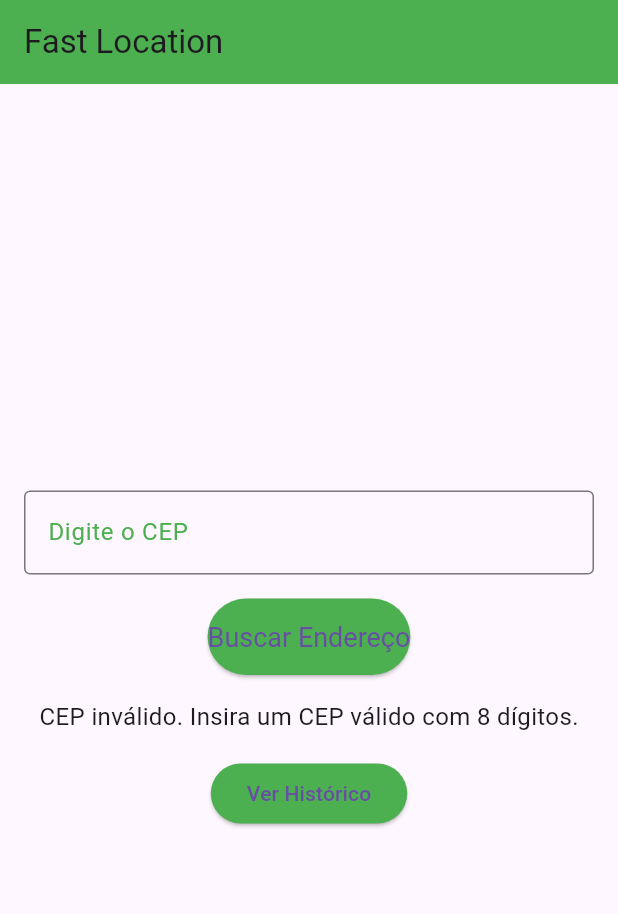
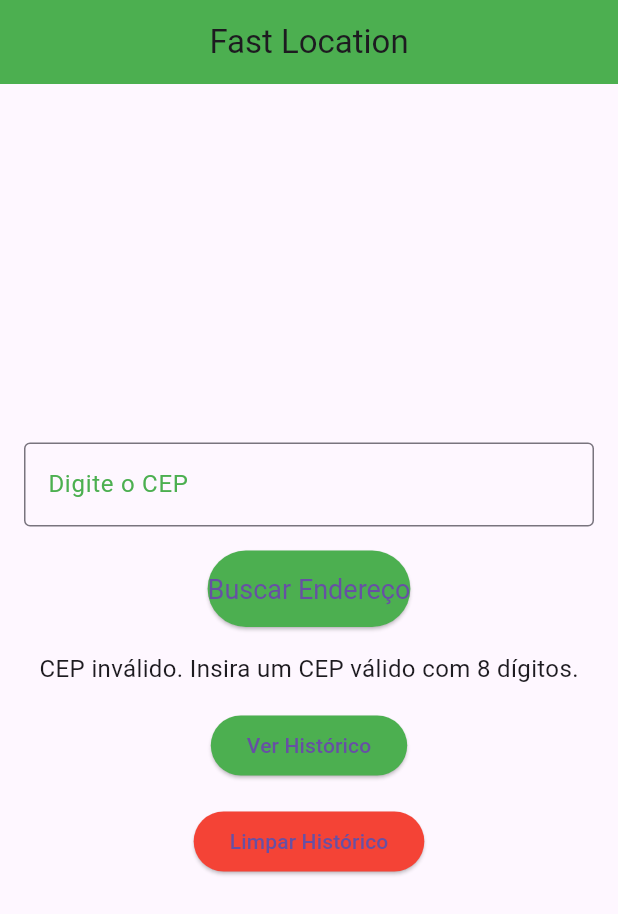
Before and after one commit to PndKlzr/FastLocation, a Flutter app: the screen it shows after launch, after a tap on "Buscar Endereço", on a phone screen of 412 x 824 dp. Shown: the top 914 px of the screen. Run offline on Flutter 3.47's test engine with Material 3 defaults, Android fonts, the phone set to English and light mode, and no system bars; our stand-ins replace dio, geocoding, hive, hive_flutter; missing offline and left inert: map_launcher; accounts and stored records are empty.

Commit message:
Adicionada opção para limpar histórico e formatação de CEP

```diff
--- a/lib/src/home/home_page.dart
+++ b/lib/src/home/home_page.dart
@@ -3,7 +3,25 @@ import 'package:dio/dio.dart';
 import 'package:hive/hive.dart';
 import 'package:map_launcher/map_launcher.dart';
 import 'package:geocoding/geocoding.dart';
+import 'package:flutter/services.dart'; // Para usar TextInputFormatter
 import 'package:fastlocation/src/history/history_page.dart';
+
+// Classe para formatar o CEP
+class CepInputFormatter extends TextInputFormatter {
+  @override
+  TextEditingValue formatEditUpdate(TextEditingValue oldValue, TextEditingValue newValue) {
+    String formattedCep = newValue.text.replaceAll(RegExp(r'\D'), ''); // Remove tudo que não é número
+
+    if (formattedCep.length > 5) {
+      formattedCep = '${formattedCep.substring(0, 5)}-${formattedCep.substring(5, formattedCep.length)}';
+    }
+
+    return TextEditingValue(
+      text: formattedCep,
+      selection: TextSelection.collapsed(offset: formattedCep.length),
+    );
+  }
+}
 
 class HomePage extends StatefulWidget {
   @override
@@ -35,7 +53,7 @@ class _HomePageState extends State<HomePage> {
   }
 
   void _searchCep() async {
-    final cep = _cepController.text.trim();
+    final cep = _cepController.text.trim().replaceAll('-', ''); // Remove o hífen para a validação
 
     if (cep.isEmpty || cep.length != 8 || !RegExp(r'^[0-9]+$').hasMatch(cep)) {
       setState(() {
@@ -83,11 +101,21 @@ class _HomePageState extends State<HomePage> {
     });
   }
 
+  // Função para limpar o histórico
+  void _clearHistory() async {
+    var box = Hive.box('cep_history');
+    await box.clear(); // Limpa todos os registros da caixa
+    setState(() {
+      _result = 'Histórico limpo.';
+      _address = null; // Limpa o endereço mostrado
+    });
+  }
+
   @override
   Widget build(BuildContext context) {
     return Scaffold(
       appBar: AppBar(
-        title: Text('Fast Location'),
+        title: Center(child: Text('Fast Location')), // Título centralizado
         backgroundColor: Color(0xFF4CAF50), // Cor do AppBar
       ),
       body: Padding(
@@ -106,6 +134,7 @@ class _HomePageState extends State<HomePage> {
                 ),
               ),
               keyboardType: TextInputType.number,
+              inputFormatters: [CepInputFormatter()], // Formatter para o CEP
             ),
             SizedBox(height: 16.0),
             ElevatedButton(
@@ -183,6 +212,17 @@ class _HomePageState extends State<HomePage> {
                 ),
               ),
             ),
+            SizedBox(height: 16.0),
+            ElevatedButton(
+              onPressed: _clearHistory, // Função para limpar histórico
+              child: Text('Limpar Histórico'),
+              style: ElevatedButton.styleFrom(
+                backgroundColor: Colors.red, // Cor do botão de limpar
+                shape: RoundedRectangleBorder(
+                  borderRadius: BorderRadius.circular(30), // Bordas arredondadas
+                ),
+              ),
+            ),
           ],
         ),
       ),
```
